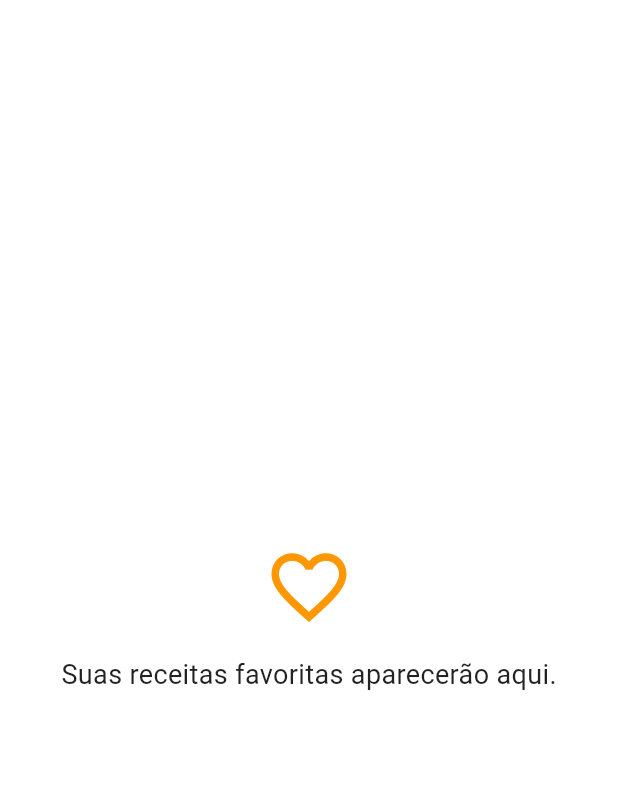
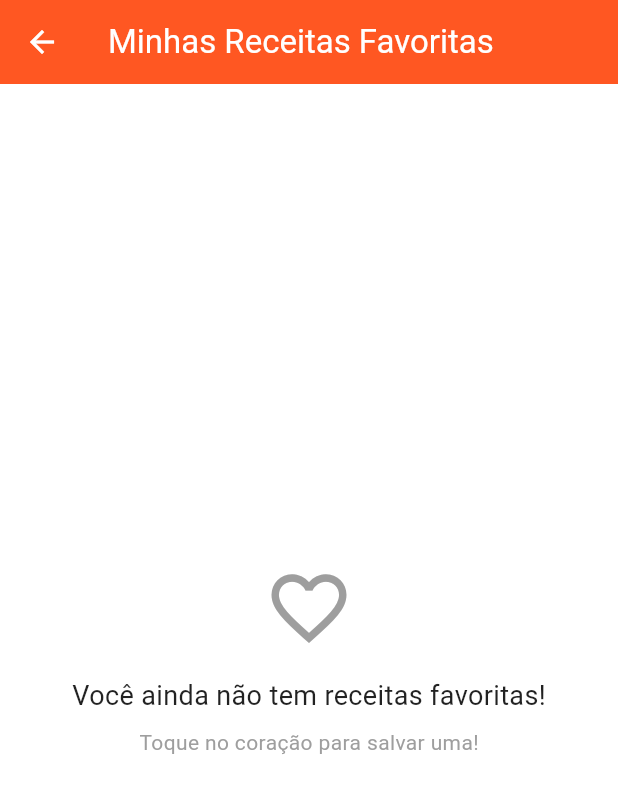
Before and after one commit to leonardo-pauli/Cookly, a Flutter app: the FavoritesPage screen opened by its route, on a phone screen of 412 x 824 dp. Shown: the top 793 px of the screen. Run offline on Flutter 3.47's test engine with Material 3 defaults, Android fonts, the phone set to English and light mode, and no system bars; our stand-ins replace shared_preferences; accounts and stored records are empty; network calls fail.

Commit message:
feat(favorites): Finaliza lógica e UI da FavoritesPage com persistência e recarregamento

```diff
--- a/lib/core/constants.dart
+++ b/lib/core/constants.dart
@@ -11,6 +11,7 @@ class AppConstants {
   static const String appTitle = 'Meu App de Receitas';
   static const String homeTitle = 'Receitas em Destaque';
   static const String favoritesTitle = 'Minhas Receitas Favoritas';
+  static const String searchTitle = 'Pesquisar por Receitas';
   static const String loadingMessage = 'Buscando a receita...';
   static const String noDataMessage = 'Nenhuma receita encontrada. :(';
 
--- a/lib/main.dart
+++ b/lib/main.dart
@@ -2,6 +2,7 @@ import 'package:cookly/core/app_routes.dart';
 import 'package:cookly/core/app_theme.dart';
 import 'package:cookly/data/repository/recipe_repository.dart';
 import 'package:cookly/data/services/api_service.dart';
+import 'package:cookly/viewmodel/favorites_viewmodel.dart';
 import 'package:cookly/viewmodel/home_viewmodel.dart';
 import 'package:cookly/viewmodel/search_viewmodel.dart';
 import 'package:flutter/material.dart';
@@ -34,6 +35,11 @@ class Cookly extends StatelessWidget {
             repository: Provider.of<RecipeRepository>(context, listen: false),
           ),
         ),
+                ChangeNotifierProvider<FavoritesViewmodel>(
+          create: (context) => FavoritesViewmodel(
+            repository: Provider.of<RecipeRepository>(context, listen: false),
+          ),
+        ),
       ],
       child: MaterialApp(
         title: 'App de Receitas',
--- a/lib/view/pages/favorites_page.dart
+++ b/lib/view/pages/favorites_page.dart
@@ -1,4 +1,9 @@
+import 'package:cookly/view/widgets/loading.dart';
+import 'package:cookly/view/widgets/recipe_card.dart';
+import 'package:cookly/viewmodel/favorites_viewmodel.dart';
+import 'package:cookly/viewmodel/home_viewmodel.dart';
 import 'package:flutter/material.dart';
+import 'package:provider/provider.dart';
 import '../../../core/constants.dart';
 
 class FavoritesPage extends StatelessWidget {
@@ -6,20 +11,76 @@ class FavoritesPage extends StatelessWidget {
 
   @override
   Widget build(BuildContext context) {
-    return const Scaffold(
-      body: Center(
+    return Scaffold(
+      appBar: AppBar(
+        backgroundColor: Theme.of(context).colorScheme.primary,
+        title: Text(AppConstants.favoritesTitle),
+        centerTitle: false,
+      ),
+      body: Consumer<FavoritesViewmodel>(
+        builder: (context, viewModel, child) {
+          return RefreshIndicator(
+            child: _buildContent(context, viewModel),
+            onRefresh: viewModel.loadFavoriteRecipes,
+          );
+        },
+      ),
+    );
+  }
+
+  Widget _buildContent(BuildContext context, FavoritesViewmodel viewModel) {
+    switch (viewModel.state) {
+      case FavoriteViewState.loading:
+      case FavoriteViewState.initial:
+        return const LoadingWidget();
+
+      case FavoriteViewState.empty:
+        return const Center(
           child: Column(
             mainAxisAlignment: MainAxisAlignment.center,
             children: [
-            Icon(Icons.favorite_border, size: 60, color: Colors.orange),
-            SizedBox(height: 16),
+              Icon(Icons.favorite_border, size: 60, color: Colors.grey),
+              SizedBox(height: AppConstants.paddingMedium),
               Text(
-              'Suas receitas favoritas aparecerão aqui.',
+                'Você ainda não tem receitas favoritas!',
                 style: TextStyle(fontSize: 18),
+              ),
+              SizedBox(height: AppConstants.paddingSmall),
+              Text(
+                'Toque no coração para salvar uma!',
+                style: TextStyle(fontSize: 14, color: Colors.grey),
               ),
             ],
           ),
+        );
+
+      case FavoriteViewState.error:
+        return Center(
+          child: Padding(
+            padding: EdgeInsets.all(AppConstants.paddingMedium),
+            child: Text(
+              viewModel.errorMessage,
+              textAlign: TextAlign.center,
+              style: Theme.of(context).textTheme.titleMedium,
             ),
+          ),
+        );
+
+      case FavoriteViewState.loaded:
+        return ListView.builder(
+          padding: EdgeInsets.all(AppConstants.paddingMedium),
+          itemCount: viewModel.favoriteRecipes.length,
+          itemBuilder: (context, index) {
+            final recipe = viewModel.favoriteRecipes[index];
+
+            return RecipeCard(
+              recipe: recipe,
+              onToggleFavorite: () async {
+                await viewModel.toggleFavoriteStatus(recipe.idMeal);
+              }
+            );
+          },
         );
     }
   }
+}
--- a/lib/view/pages/home_page.dart
+++ b/lib/view/pages/home_page.dart
@@ -20,8 +20,6 @@ class _HomePageState extends State<HomePage> {
         backgroundColor: Theme.of(context).colorScheme.primary,
         title: Text(AppConstants.homeTitle),
         centerTitle: false,
-
-        actions: [IconButton(onPressed: () {}, icon: Icon(Icons.favorite))],
       ),
       body: Consumer<HomeViewModel>(
         builder: (context, viewModel, child) {
--- a/lib/viewmodel/favorites_viewmodel.dart
+++ b/lib/viewmodel/favorites_viewmodel.dart
@@ -0,0 +1,76 @@
+import 'package:cookly/data/models/recipe.dart';
+import 'package:cookly/data/repository/recipe_repository.dart';
+import 'package:flutter/foundation.dart';
+import 'package:flutter/material.dart';
+
+enum FavoriteViewState { loading, loaded, empty, error, initial }
+
+class FavoritesViewmodel extends ChangeNotifier {
+ final RecipeRepository _repository;
+
+  FavoriteViewState _state = FavoriteViewState.loading;
+  List<Recipe> _favoriteRecipes = [];
+  String _errorMessage = '';
+
+  FavoritesViewmodel({required RecipeRepository repository})
+    : _repository = repository {
+    loadFavoriteRecipes();
+  }
+
+  FavoriteViewState get state => _state;
+  List<Recipe> get favoriteRecipes => _favoriteRecipes;
+  String get errorMessage => _errorMessage;
+
+  Future<void> loadFavoriteRecipes() async {
+    _setState(FavoriteViewState.loading);
+    _favoriteRecipes = [];
+
+    try {
+      final fetchedFavorites = await _repository.fetchFavoriteRecipesDetails();
+      _favoriteRecipes = fetchedFavorites;
+      // NOTA: O Repositório precisa de um novo método para buscar FAVORITOS.
+      // Vamos assumir que ele terá um: _repository.fetchFavoritesDetails()
+
+      // Por enquanto, vou simular um carregamento vazio para testar o 'empty state'
+      // O Repositório precisa ser ajustado para devolver a lista correta!
+
+      // >>> CÓDIGO TEMPORÁRIO PARA NÃO QUEBRAR A ESTRUTURA <<<
+      // final fetchedFavorites = await _repository.fetchFavoriteRecipesDetails();
+      // _favoriteRecipes = fetchedFavorites;
+
+      // >>> CÓDIGO PERMANENTE (após ajuste no Repositório) <<<
+      // Para funcionar agora, vamos carregar uma lista de exemplo (ou vazio):
+
+      if (_favoriteRecipes.isEmpty) {
+        // Se a lista estiver vazia
+        _setState(FavoriteViewState.empty);
+      } else {
+        _setState(FavoriteViewState.loaded);
+      }
+    } catch (e) {
+      _errorMessage = 'Falha ao carregar favoritos: ${e.toString()}';
+      _setState(FavoriteViewState.error);
+      if (kDebugMode) {
+        print("Erro no FavoritesViewModel: $e");
+      }
+    }
+  }
+
+  Future<void> toggleFavoriteStatus(String idMeal) async {
+    final recipeIndex = _favoriteRecipes.indexWhere((r) => r.idMeal == idMeal );
+
+    if(recipeIndex != -1){
+      final currentRecipe = _favoriteRecipes[recipeIndex];
+      final newFavoriteStatus = !currentRecipe.isFavorite;
+
+      await _repository.toggleFavorite(idMeal, newFavoriteStatus);
+
+      await loadFavoriteRecipes();
+    }
+  }
+
+  void _setState(FavoriteViewState newState) {
+    _state = newState;
+    notifyListeners();
+  }
+}
```
Also changed, not shown: lib/data/repository/recipe_repository.dart (+27 -6 lines), lib/view/pages/search_page.dart (+31 -19 lines), 1 other file. Lines whose indentation alone changed are shown as unchanged.
